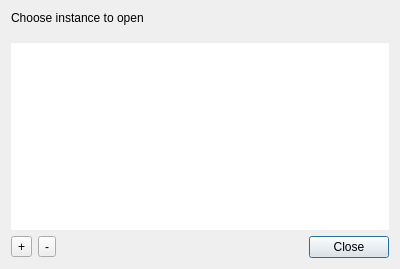
Before: the Qt Designer form src/ui/uiinstancesdlg.ui in tuxmaster/QtDMM, drawn with Qt 5.
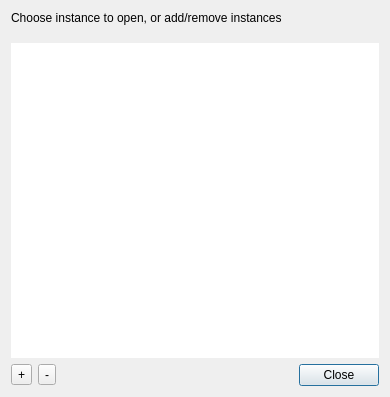
After: the same form once the commit is applied. Icons and pictures are not drawn.

Commit message: update icons and some multi instance refinement

```diff
--- a/src/ui/uiinstancesdlg.ui
+++ b/src/ui/uiinstancesdlg.ui
@@ -6,8 +6,8 @@
    <rect>
     <x>0</x>
     <y>0</y>
-    <width>400</width>
-    <height>269</height>
+    <width>390</width>
+    <height>397</height>
    </rect>
   </property>
   <property name="windowTitle">
@@ -25,7 +25,7 @@
      <item>
       <widget class="QLabel" name="ui_labelInstances">
        <property name="text">
-        <string>Choose instance to open</string>
+        <string>Choose instance to open, or add/remove instances</string>
        </property>
       </widget>
      </item>
```
Left out of the diff: 10 changed lines with no effect on the pictures. The commit also changes 14 other files.
